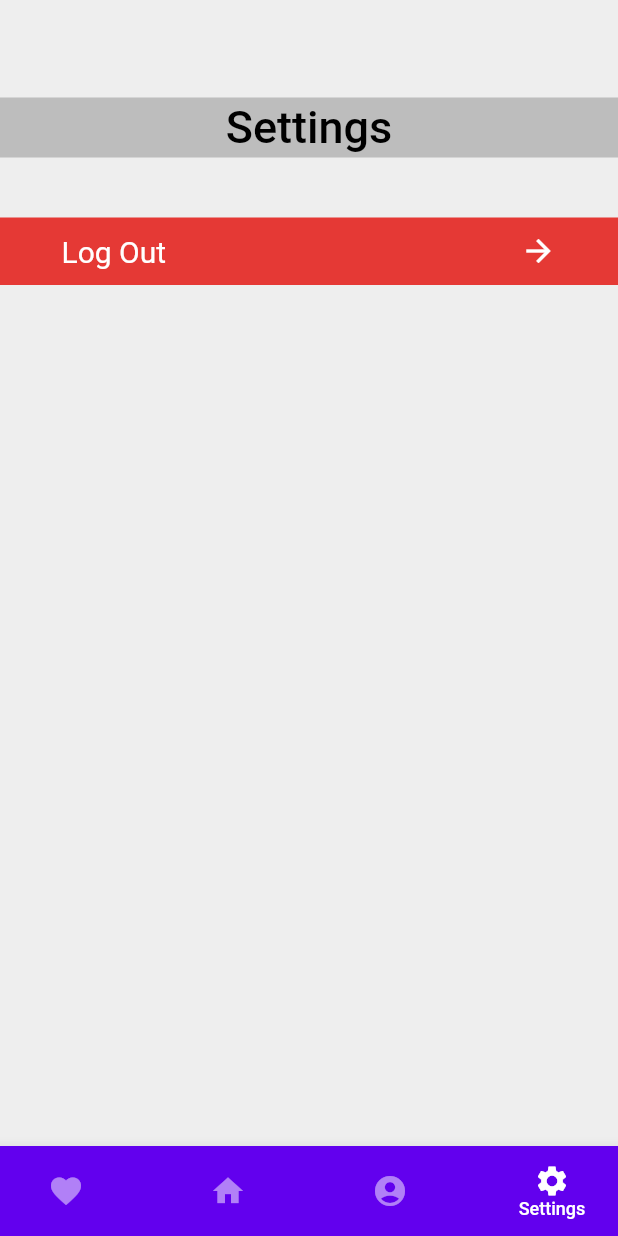
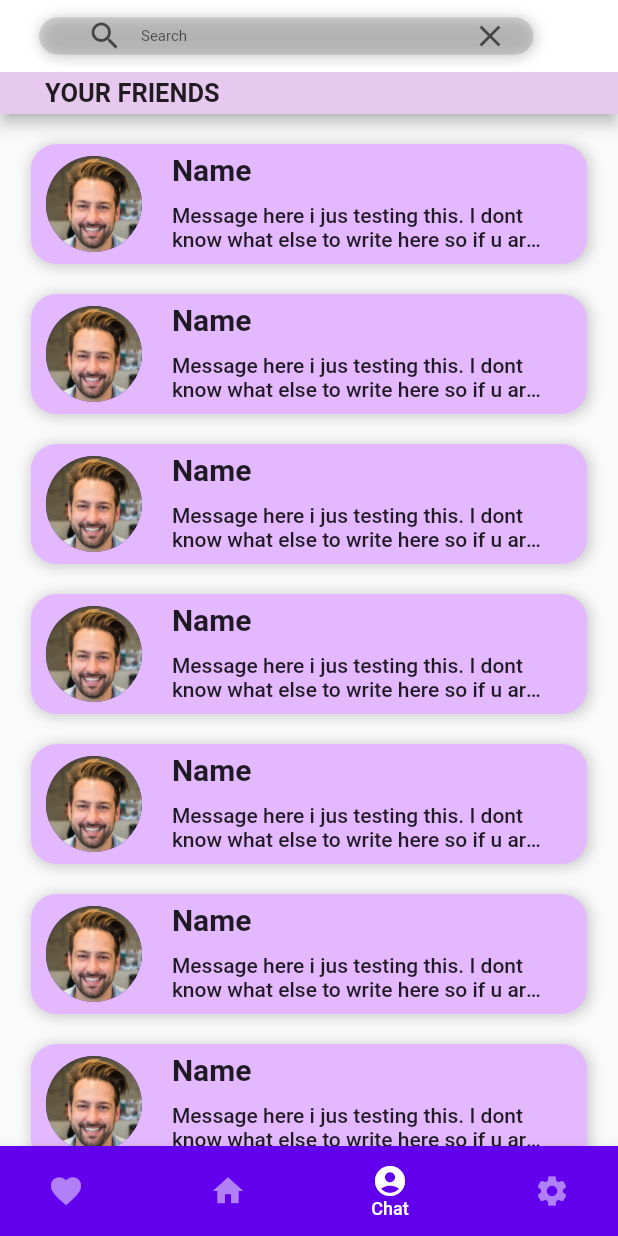
Before and after one commit to TwoGeeks/TwoGeeks, a Flutter app: the screen it shows once a user with an empty profile is signed in, item 4 of the bottom bar chosen, after a tap on the "account circle" icon, on a phone screen of 412 x 824 dp. Run offline on Flutter 3.47's test engine with Material 2 defaults, Android fonts, the phone set to English and light mode, and no system bars; our stand-ins replace firebase_auth, google_sign_in; missing offline and left inert: flutter_facebook_login; accounts and stored records are empty.

Commit message:
added routing to chatlist, added UI for chatlist page

```diff
--- a/lib/Router/router.dart
+++ b/lib/Router/router.dart
@@ -1,5 +1,6 @@
 import 'package:flutter/material.dart';
 import 'package:twoGeeks/app/Undefined/undefined.dart';
+import 'package:twoGeeks/app/chat/chat.dart';
 import 'package:twoGeeks/app/chatroom/chatroom.dart';
 import 'package:twoGeeks/app/home_page.dart';
 import 'package:twoGeeks/app/matching/matching.dart';
@@ -30,8 +31,8 @@ Route<dynamic> generateRoute(RouteSettings settings) {
       return MaterialPageRoute(builder: (context) => Matching(auth: auth,));
 //    case 'Details':
 //      return MaterialPageRoute(builder: (context) => Details());
-//    case 'Chatlist':
-//      return MaterialPageRoute(builder: (context) => Chatlist());
+    case ChatRoute:
+      return MaterialPageRoute(builder: (context) => Chat(auth: auth));
     case SettingRoute:
       return MaterialPageRoute(builder: (context) => Settings(auth: auth,));
     default:
--- a/lib/Router/routing_constants.dart
+++ b/lib/Router/routing_constants.dart
@@ -4,3 +4,4 @@ const String LandingRoute = 'Landing';
 const String SettingRoute = 'Setting';
 const String HomeRoute = 'Home';
 const String MatchingRoute = 'Matching';
+const String ChatRoute = 'Chat';
--- /dev/null
+++ b/lib/app/chat/chat.dart
@@ -0,0 +1,154 @@
+import 'package:flutter/material.dart';
+import 'package:twoGeeks/Router/routing_constants.dart';
+import 'package:twoGeeks/app/services/auth.dart';
+import 'package:twoGeeks/common_widgets/NavBar.dart';
+
+class Chat extends StatelessWidget {
+  final Auth auth;
+
+  Chat({this.auth});
+
+  @override
+  Widget build(BuildContext context) {
+    return Scaffold(
+        appBar: _ChatHeader(context),
+        body: _ChatBody(context),
+        bottomNavigationBar: NavBar(context, 3));
+  }
+}
+
+Widget _ChatHeader(context) {
+  return AppBar(
+    backgroundColor: Colors.white,
+    title: _Searchbar(context),
+    bottom: PreferredSize(
+        child: Column(
+          crossAxisAlignment: CrossAxisAlignment.stretch,
+          children: <Widget>[
+            Container(
+              padding: EdgeInsets.fromLTRB(30, 4, 0, 4),
+              color: Color.fromRGBO(174, 74, 203, 0.3),
+              child: Text(
+                "YOUR FRIENDS",
+                textAlign: TextAlign.left,
+                style: TextStyle(fontSize: 17, fontWeight: FontWeight.bold),
+              ),
+            ),
+          ],
+        ),
+        preferredSize: Size.fromHeight(20)),
+  );
+}
+
+Widget _ChatBody(context) {
+  return (ListView.builder(
+      itemCount: 13,
+      itemBuilder: (BuildContext ctxt, int index) {
+        return Container(
+          height: 80,
+          margin: EdgeInsets.only(top: 20),
+          child: FlatButton(
+            onPressed: () {
+              Navigator.pushNamed(context, ChatroomRoute);
+            },
+            child: Container(
+              decoration: BoxDecoration(
+                color: Color.fromRGBO(227, 184, 255, 1),
+                borderRadius: BorderRadius.all(Radius.circular(17.0)),
+                boxShadow: [
+                  BoxShadow(
+                    color: Colors.grey.withOpacity(0.5),
+                    spreadRadius: 1,
+                    blurRadius: 7,
+                    offset: Offset(1, 1),
+                  )
+                ],
+              ),
+              padding: EdgeInsets.symmetric(horizontal: 10),
+              width: MediaQuery.of(context).size.width * 0.9,
+              child: Row(
+                mainAxisAlignment: MainAxisAlignment.start,
+                crossAxisAlignment: CrossAxisAlignment.center,
+                children: <Widget>[
+                  Container(
+                    margin: EdgeInsets.only(right: 20),
+                    child: CircleAvatar(
+                      backgroundImage:
+                          AssetImage("images/sample_pictures/profile_pic.png"),
+                      radius: 32,
+                    ),
+                  ),
+                  Column(
+                    mainAxisAlignment: MainAxisAlignment.spaceAround,
+                    crossAxisAlignment: CrossAxisAlignment.start,
+                    children: <Widget>[
+                      Text(
+                        "Name",
+                        style: TextStyle(fontSize: 20, fontWeight: FontWeight.bold),
+                      ),
+                      Container(
+                        width: 250,
+                        height: 35,
+                        child: Text(
+                          "Message here i jus testing this. I dont know what else to write here so if u are still reading then good for you :)",
+                          overflow: TextOverflow.ellipsis,
+                          maxLines: 2,
+                        ),
+                      ),
+                    ],
+                  )
+                ],
+              ),
+            ),
+          ),
+        );
+      }));
+}
+
+Widget _Searchbar(context) {
+  TextEditingController _controller;
+  return Container(
+    height: 25,
+    width: MediaQuery.of(context).size.width * 0.8,
+    margin: EdgeInsets.all(10),
+    padding: EdgeInsets.only(left: 20),
+    decoration: BoxDecoration(
+      color: Color.fromRGBO(0, 0, 0, 0.13),
+      borderRadius: BorderRadius.all(Radius.circular(30.0)),
+      boxShadow: [
+        BoxShadow(
+          color: Colors.grey.withOpacity(0.5),
+          spreadRadius: 1,
+          blurRadius: 7,
+          offset: Offset(1, 1),
+        )
+      ],
+    ),
+    child: TextFormField(
+      style: TextStyle(fontSize: 10),
+      controller: _controller,
+      decoration: InputDecoration(
+        hintText: "Search",
+        border: InputBorder.none,
+        prefixIcon: Icon(
+          Icons.search,
+          color: Colors.black.withOpacity(0.62),
+        ),
+        suffixIcon: IconButton(
+          onPressed: null,
+          padding: EdgeInsets.only(right: 10),
+          icon: Icon(
+            Icons.clear,
+            color: Colors.black.withOpacity(0.62),
+          ),
+        ),
+      ),
+      validator: (value) {
+        if (value.isEmpty) {
+          return "Wrong";
+        }
+        return null;
+      },
+    ),
+  );
+}
--- a/lib/app/chatroom/chatroom.dart
+++ b/lib/app/chatroom/chatroom.dart
@@ -8,7 +8,7 @@ class Chatroom extends StatelessWidget {
   Widget build(BuildContext context) {
     return Scaffold(
         resizeToAvoidBottomInset: true,
-        appBar: ChatHeader(),
+        appBar: ChatHeader(context),
         body: ChatBody(context),
         bottomNavigationBar: Transform.translate(
           offset: Offset(0.0, -1 * MediaQuery.of(context).viewInsets.bottom),
@@ -17,7 +17,7 @@ class Chatroom extends StatelessWidget {
   }
 }
 
-Widget ChatHeader() {
+Widget ChatHeader(context) {
   return AppBar(
       backgroundColor: Color.fromRGBO(3, 218, 198, 1),
       title: Row(
@@ -38,7 +38,9 @@ Widget ChatHeader() {
             Icons.arrow_back,
             color: Colors.black,
           ),
-          onPressed: null));
+          onPressed: () {
+            Navigator.pop(context);
+          }));
 }
 
 Widget ChatBody(context) {
--- a/lib/common_widgets/NavBar.dart
+++ b/lib/common_widgets/NavBar.dart
@@ -60,7 +60,11 @@ Widget NavBar(context, selected) {
                   ? activatedNav("Home", Icons.home)
                   : deactiveNav(Icons.home)),
           FlatButton(
-              onPressed: () => {},
+              onPressed: () => {
+                if (selected != 3) {
+                  Navigator.pushReplacementNamed(context, ChatRoute)
+                }
+              },
               child: selected == 3
                   ? activatedNav("Chat", Icons.account_circle)
                   : deactiveNav(Icons.account_circle)),
```
